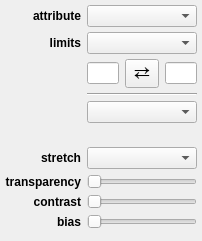
Before: the Qt Designer form glue/viewers/image_new/qt/layer_style_editor.ui in glue-viz/glue, drawn with Qt 5.
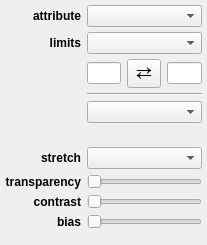
After: the same form once the commit is applied. Custom widgets are drawn as their Qt base class.

Patch:
```diff
--- a/glue/viewers/image_new/qt/layer_style_editor.ui
+++ b/glue/viewers/image_new/qt/layer_style_editor.ui
@@ -6,8 +6,8 @@
    <rect>
     <x>0</x>
     <y>0</y>
-    <width>202</width>
-    <height>241</height>
+    <width>207</width>
+    <height>245</height>
    </rect>
   </property>
   <property name="windowTitle">
```
Left out of the diff: 17 changed lines with no effect on the pictures.
